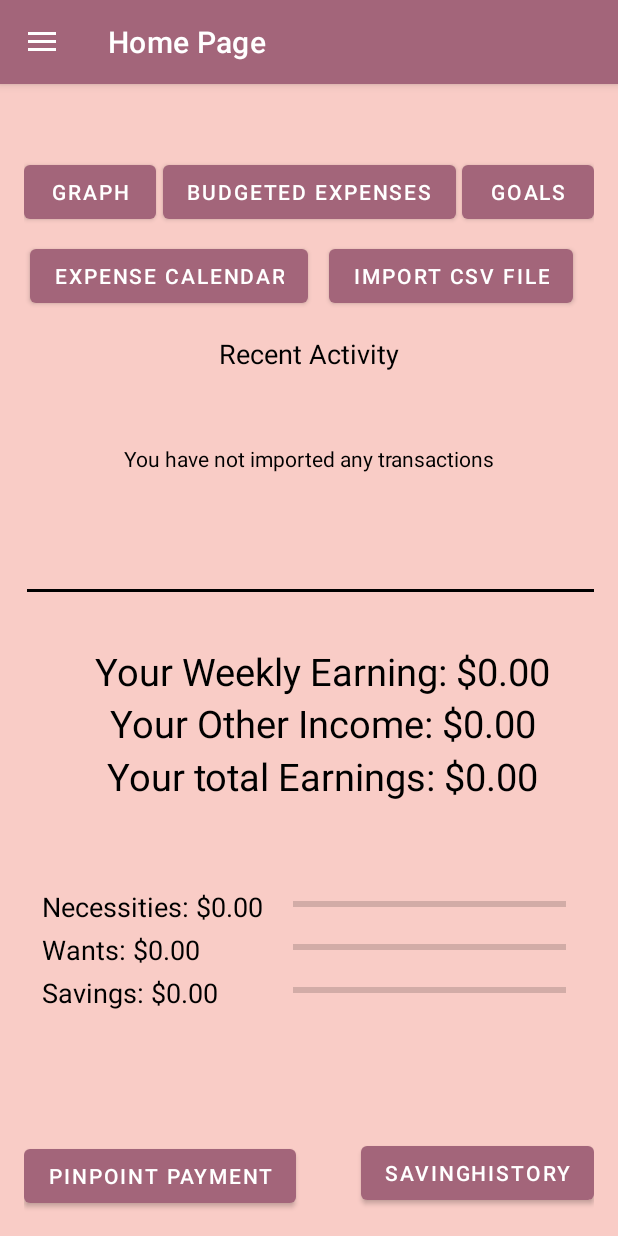
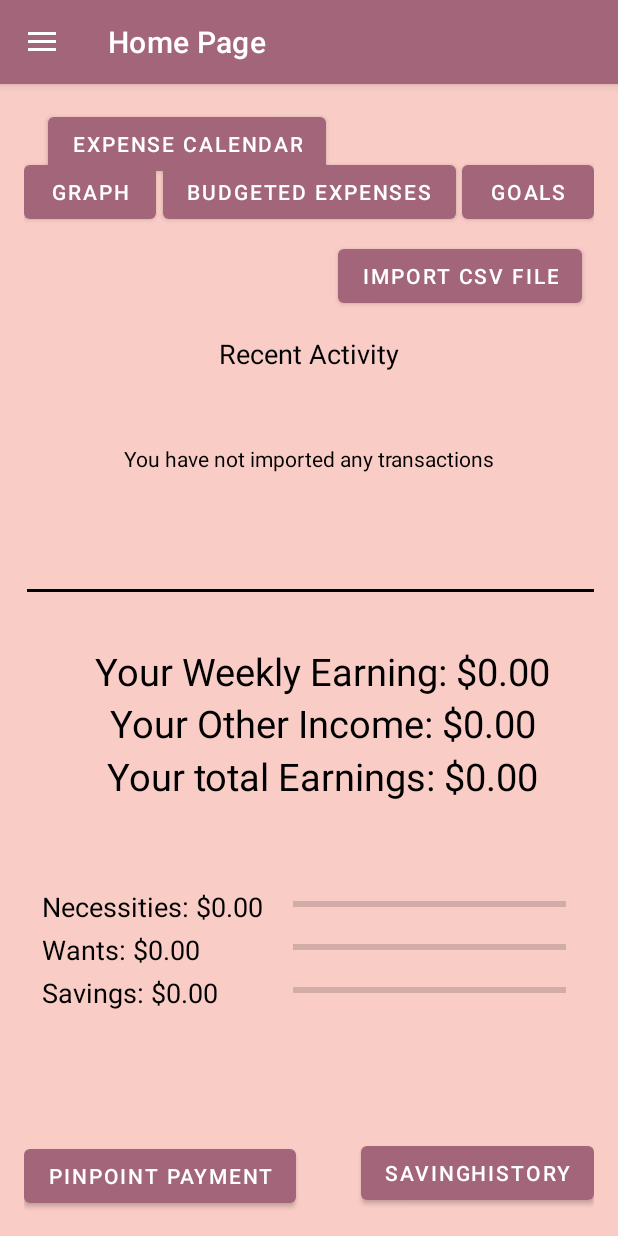
Before and after one commit to tzg4759/Saver_Sidekick, an Android app: the HomePageActivity screen opened directly, with no data from a screen before it, on a phone screen of 412 x 824 dp. Run offline under Robolectric (Android 15) with nearby library versions, the phone set to English and light mode, and no system bars.

Commit message:
Update activity_home_page.xml

```diff
--- a/SaverSidekick/app/src/main/res/layout/activity_home_page.xml
+++ b/SaverSidekick/app/src/main/res/layout/activity_home_page.xml
@@ -27,12 +27,11 @@
             android:id="@+id/calendarButton"
             android:layout_width="wrap_content"
             android:layout_height="wrap_content"
-            android:layout_marginStart="4dp"
-            android:layout_marginTop="8dp"
+            android:layout_marginStart="16dp"
             android:text="Expense Calendar"
             android:textColor="#FFFFFF"
             app:layout_constraintStart_toStartOf="parent"
-            app:layout_constraintTop_toBottomOf="@+id/graphButton" />
+            app:layout_constraintTop_toTopOf="parent" />
 
         <Button
         android:id="@+id/goalsButton"
```
